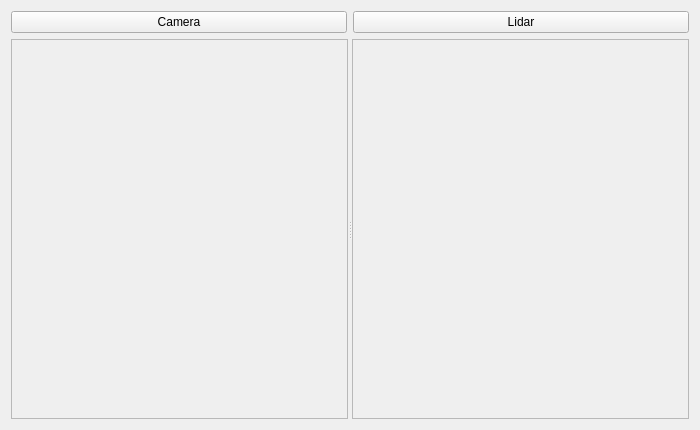
Old version of the form room_concept/src/localUI.ui in the repository robocomp/active_inference.
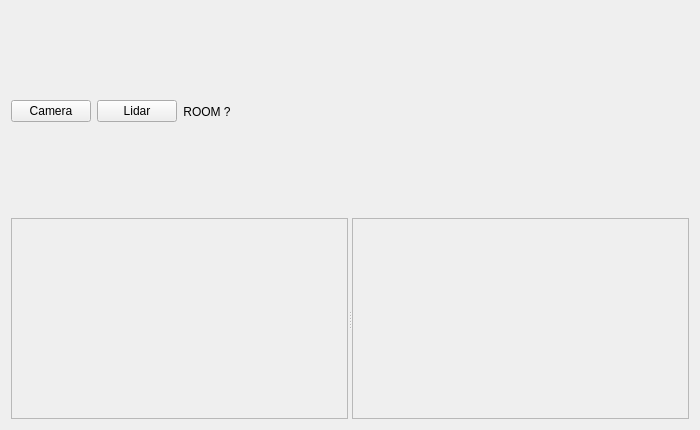
New version of the form.

```diff
--- a/room_concept/src/localUI.ui
+++ b/room_concept/src/localUI.ui
@@ -42,6 +42,41 @@
        </property>
       </widget>
      </item>
+     <item>
+      <widget class="QLabel" name="lbl_room_stable">
+       <property name="text">
+        <string>ROOM ?</string>
+       </property>
+       <property name="alignment">
+        <set>Qt::AlignCenter</set>
+       </property>
+       <property name="minimumWidth">
+        <number>150</number>
+       </property>
+       <property name="minimumHeight">
+        <number>35</number>
+       </property>
+       <property name="maximumHeight">
+        <number>35</number>
+       </property>
+       <property name="toolTip">
+        <string>Room stabilization state: red until localization is stable enough to create the room node, green once the room exists in the DSR graph.</string>
+       </property>
+      </widget>
+     </item>
+     <item>
+      <spacer name="controlsSpacer">
+       <property name="orientation">
+        <enum>Qt::Horizontal</enum>
+       </property>
+       <property name="sizeHint" stdset="0">
+        <size>
+         <width>40</width>
+         <height>20</height>
+        </size>
+       </property>
+      </spacer>
+     </item>
     </layout>
    </item>
    <item>
```
